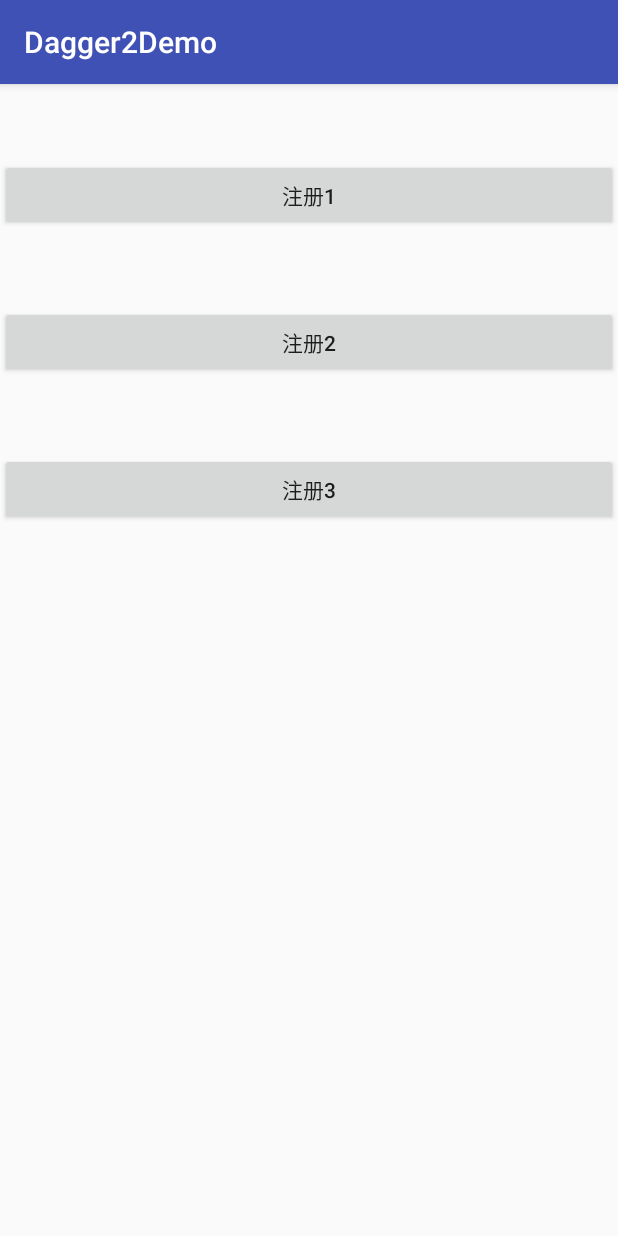
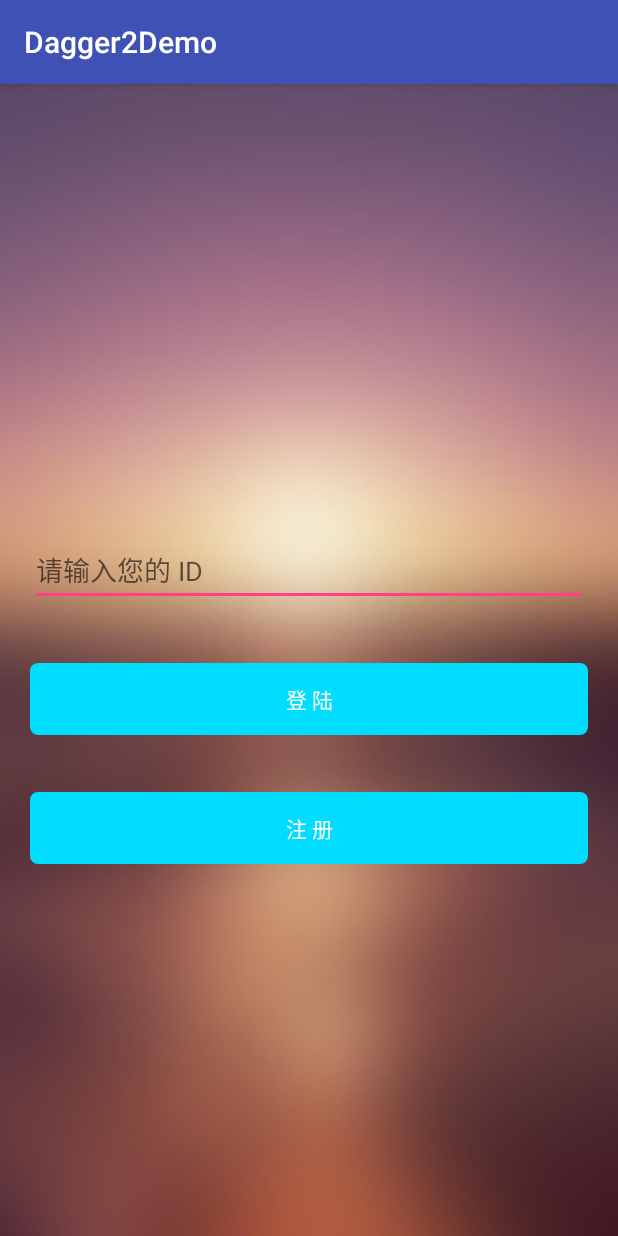
Before and after one commit to JiuRi/DaggerUseDemo, an Android app: the screen it shows after launch (FaceActivity before the commit, MainActivity2 after it), on a phone screen of 412 x 824 dp. Run offline under Robolectric (Android 15) with nearby library versions, the phone set to English and light mode, and no system bars; our stand-ins replace ButterKnife; libraries missing offline, so code that uses them is left out: com.iflytek.cloud; 1 statement that could not run was skipped.

Commit message:
no message

```diff
--- /dev/null
+++ b/MyApplication/app/src/main/java/jiuri/com/dagger2demo/ui/MainActivity2.java
@@ -0,0 +1,82 @@
+package jiuri.com.dagger2demo.ui;
+
+import android.content.Intent;
+import android.os.Bundle;
+import android.support.annotation.Nullable;
+import android.support.v7.app.AppCompatActivity;
+import android.text.Editable;
+import android.text.TextUtils;
+import android.view.View;
+import android.widget.Button;
+import android.widget.EditText;
+
+import butterknife.BindView;
+import butterknife.ButterKnife;
+import butterknife.OnClick;
+import jiuri.com.dagger2demo.R;
+import jiuri.com.dagger2demo.util.ToastUtil;
+
+/**
+ * Created by user103 on 2017/9/11.
+ */
+
+public class MainActivity2 extends AppCompatActivity {
+    @BindView(R.id.editext)
+    EditText mEditext;
+    @BindView(R.id.login)
+    Button mLogin;
+    @BindView(R.id.regist)
+    Button mRegist;
+
+    @Override
+    protected void onCreate(@Nullable Bundle savedInstanceState) {
+        super.onCreate(savedInstanceState);
+        setContentView(R.layout.activity_main2);
+        ButterKnife.bind(this);
+
+    }
+
+    @OnClick({R.id.login, R.id.regist})
+    public void onViewClicked(View view) {
+        Editable text = mEditext.getText();
+        if (TextUtils.isEmpty(text)){
+            ToastUtil.showToast("请先输入您的ID");
+            return;
+        }
+        else {
+            switch (view.getId()) {
+                case R.id.login:
+                    Intent intent=new Intent(this,LoginActivity.class);
+                   // intent.putExtra("type",0);
+                    intent.putExtra("idd",text);
+                    startActivityForResult(intent,100);
+                    break;
+                case R.id.regist:
+                    Intent intent1=new Intent(this,LoginActivity.class);
+                  //  intent1.putExtra("type",1);
+                    intent1.putExtra("idd",text);
+                    startActivityForResult(intent1,101);
+                    break;
+            }
+        }
+
+    }
+
+    @Override
+    protected void onActivityResult(int requestCode, int resultCode, Intent data) {
+        super.onActivityResult(requestCode, resultCode, data);
+        switch (requestCode){
+            case 100:
+                if (requestCode==100){
+                    ToastUtil.showToast("登陆成功");
+                }
+
+                break;
+            case 101:
+                if (requestCode==101){
+                    ToastUtil.showToast("注册成功");
+                }
+                break;
+        }
+    }
+}
--- /dev/null
+++ b/MyApplication/app/src/main/res/drawable/btnback.xml
@@ -0,0 +1,5 @@
+<?xml version="1.0" encoding="utf-8"?>
+<shape xmlns:android="http://schemas.android.com/apk/res/android">
+<corners android:radius="5dp"/>
+    <solid android:color="@android:color/holo_blue_bright"/>
+</shape>
--- /dev/null
+++ b/MyApplication/app/src/main/res/layout/activity_main2.xml
@@ -0,0 +1,39 @@
+<?xml version="1.0" encoding="utf-8"?>
+<LinearLayout xmlns:android="http://schemas.android.com/apk/res/android"
+              android:layout_width="match_parent"
+              android:layout_height="match_parent"
+              android:background="@drawable/btn"
+              android:orientation="vertical">
+<LinearLayout
+    android:layout_marginLeft="20dp"
+    android:layout_marginRight="20dp"
+    android:orientation="vertical"
+    android:layout_marginTop="300dp"
+    android:layout_width="match_parent"
+    android:layout_height="wrap_content">
+    <EditText
+        android:textColor="@android:color/white"
+        android:id="@+id/editext"
+        android:hint="请输入您的 ID"
+        android:layout_width="match_parent"
+        android:layout_height="wrap_content"/>
+
+    <Button
+        android:id="@+id/login"
+        android:textColor="@android:color/white"
+        android:layout_marginTop="38dp"
+        android:text="登 陆"
+        android:layout_width="match_parent"
+        android:layout_height="wrap_content"
+        android:background="@drawable/btnback"/>
+
+    <Button
+        android:id="@+id/regist"
+        android:textColor="@android:color/white"
+        android:layout_marginTop="38dp"
+        android:text="注 册"
+        android:layout_width="match_parent"
+        android:layout_height="wrap_content"
+        android:background="@drawable/btnback"/>
+</LinearLayout>
+</LinearLayout>
```
Also changed, not shown: MyApplication/app/src/main/AndroidManifest.xml (+9 -3 lines), MyApplication/app/src/main/java/jiuri/com/dagger2demo/ui/LoginActivity.java (added, +530 -0 lines), MyApplication/app/src/main/java/jiuri/com/dagger2demo/ui/VideoDemo.java (+21 -2 lines), MyApplication/app/src/main/res/layout/activity_video_demo.xml (+5 -3 lines), MyApplication/app/src/main/res/layout/login_activity.xml (added, +33 -0 lines), MyApplication/app/src/main/res/drawable-xxhdpi/btn.jpg (added).
